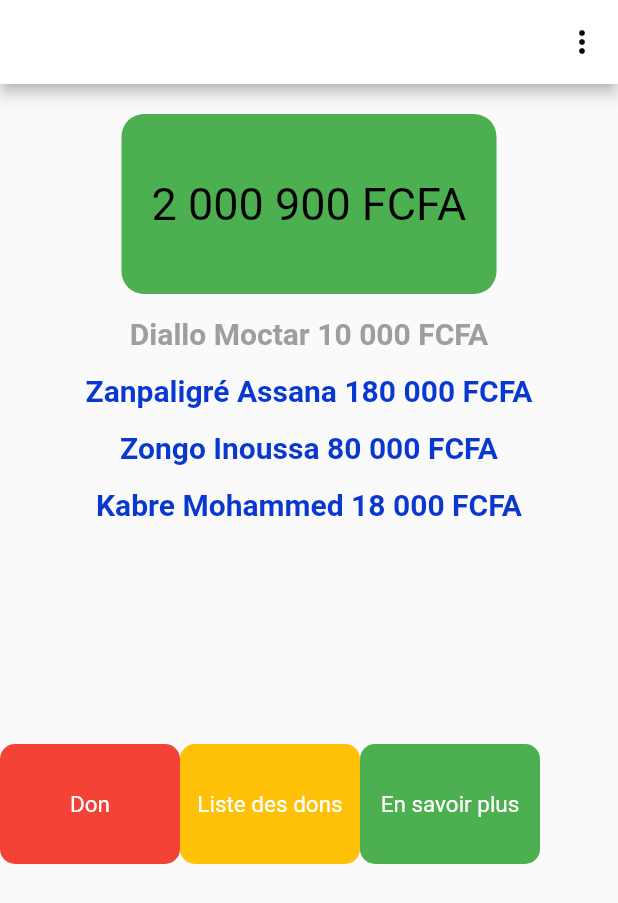
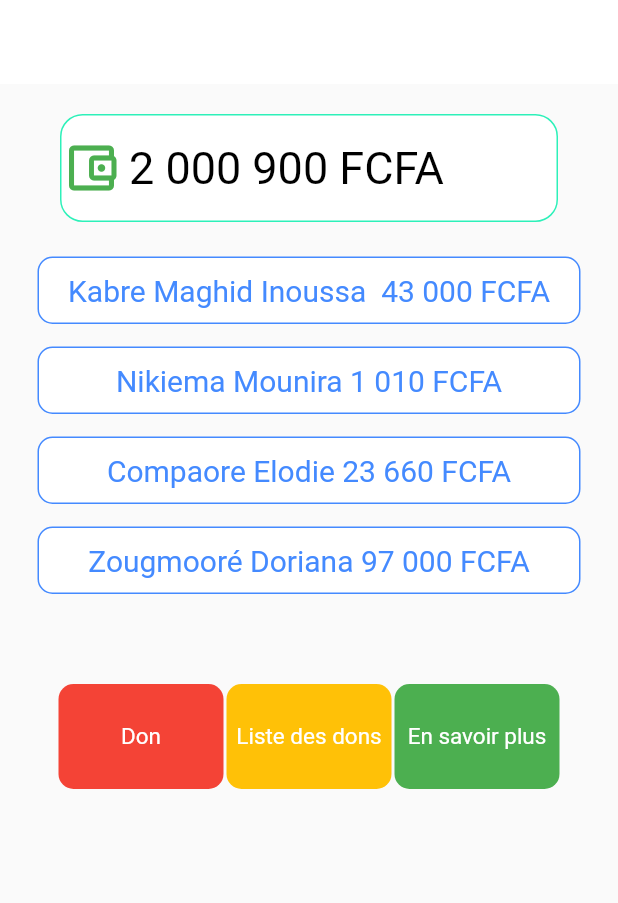
Before and after one commit to Raoul-cpr/projet-unib, a Flutter app: the screen it shows after launch, after a tap on "Valider", on a phone screen of 412 x 824 dp. Shown: the top 903 px of the screen. Run offline on Flutter 3.47's test engine with Material 2 defaults, Android fonts, the phone set to English and light mode, and no system bars.

Commit message:
amelioration de la page

```diff
--- a/lib/main.dart
+++ b/lib/main.dart
@@ -81,7 +81,16 @@
               const SizedBox(
                 height: 45,
               ),
-              Container(
+              InkWell(
+                onTap: () {
+                  Navigator.push(
+                    context,
+                    MaterialPageRoute(
+                      builder: (context) => const Paged(),
+                    ),
+                  );
+                },
+                child: Container(
                   height: 50,
                   width: 300,
                   decoration: BoxDecoration(
@@ -91,15 +100,6 @@
                     ),
                   ),
                   alignment: Alignment.center,
-                child: InkWell(
-                  onTap: () {
-                    Navigator.push(
-                      context,
-                      MaterialPageRoute(
-                        builder: (context) => const Paged(),
-                      ),
-                    );
-                  },
                   child: Text(
                     "Valider",
                     style: TextStyle(
--- a/lib/page.dart
+++ b/lib/page.dart
@@ -12,16 +12,8 @@ class _PagedState extends State<Paged> {
   Widget build(BuildContext context) {
     return Scaffold(
       appBar: AppBar(
+        elevation: 0,
         backgroundColor: Colors.white,
-        actions: [
-          IconButton(
-            onPressed: () {},
-            icon: Icon(
-              Icons.more_vert,
-              color: Colors.black,
-            ),
-          ),
-        ],
       ),
       body: Container(
         child: Column(
@@ -30,19 +22,39 @@ class _PagedState extends State<Paged> {
               height: 20,
             ),
             Container(
-              height: 120,
-              width: 250,
+              //height: 120,
+              //width: 250,
+              margin: const EdgeInsets.symmetric(horizontal: 40),
+              padding: const EdgeInsets.symmetric(vertical: 15),
               decoration: BoxDecoration(
-                color: Colors.green,
+                border: Border.all(
+                  color: Color.fromARGB(233, 25, 239, 178),
+                ),
+                color: Colors.white,
                 borderRadius: BorderRadius.all(
                   Radius.circular(15),
                 ),
               ),
               alignment: Alignment.center,
-              child: Text(
+              child: Row(
+                children: [
+                  Icon(
+                    Icons.account_balance_wallet_outlined,
+                    color: Colors.green,
+                    size: 40,
+                  ),
+                  const SizedBox(
+                    width: 5,
+                  ),
+                  Text(
                     "2 000 900 FCFA",
                     style: TextStyle(color: Colors.black, fontSize: 30),
                   ),
+                ],
+              ),
+            ),
+            const SizedBox(
+              height: 8,
             ),
             Container(
               padding: const EdgeInsets.symmetric(horizontal: 25),
@@ -53,45 +65,105 @@ class _PagedState extends State<Paged> {
                   const SizedBox(
                     height: 15,
                   ),
-                  Text(
-                    "Diallo Moctar 10 000 FCFA",
+                  Container(
+                    //height: 30,
+                    alignment: Alignment.center,
+                    decoration: BoxDecoration(
+                      color: Colors.white,
+                      border: Border.all(
+                        color: Colors.blueAccent,
+                        width: 1,
+                      ),
+                      borderRadius: BorderRadius.all(
+                        Radius.circular(10),
+                      ),
+                    ),
+                    padding: const EdgeInsets.all(10),
+                    child: Text(
+                      "Kabre Maghid Inoussa  43 000 FCFA",
                       style: TextStyle(
-                      color: Colors.grey,
-                      fontWeight: FontWeight.bold,
+                        color: Colors.blueAccent,
+                        //fontWeight: FontWeight.bold,
                         fontSize: 20,
+                      ),
                     ),
                   ),
                   const SizedBox(
                     height: 15,
                   ),
-                  Text(
-                    "Zanpaligré Assana 180 000 FCFA",
+                  Container(
+                    //height: 30,
+                    alignment: Alignment.center,
+                    decoration: BoxDecoration(
+                      color: Colors.white,
+                      border: Border.all(
+                        color: Colors.blueAccent,
+                        width: 1,
+                      ),
+                      borderRadius: BorderRadius.all(
+                        Radius.circular(10),
+                      ),
+                    ),
+                    padding: const EdgeInsets.all(10),
+                    child: Text(
+                      "Nikiema Mounira 1 010 FCFA",
                       style: TextStyle(
-                      color: Color.fromARGB(255, 9, 56, 208),
-                      fontWeight: FontWeight.bold,
+                        color: Colors.blueAccent,
+                        //fontWeight: FontWeight.bold,
                         fontSize: 20,
+                      ),
                     ),
                   ),
                   const SizedBox(
                     height: 15,
                   ),
-                  Text(
-                    "Zongo Inoussa 80 000 FCFA",
+                  Container(
+                    //height: 30,
+                    alignment: Alignment.center,
+                    decoration: BoxDecoration(
+                      color: Colors.white,
+                      border: Border.all(
+                        color: Colors.blueAccent,
+                        width: 1,
+                      ),
+                      borderRadius: BorderRadius.all(
+                        Radius.circular(10),
+                      ),
+                    ),
+                    padding: const EdgeInsets.all(10),
+                    child: Text(
+                      "Compaore Elodie 23 660 FCFA",
                       style: TextStyle(
-                      color: Color.fromARGB(255, 9, 56, 208),
-                      fontWeight: FontWeight.bold,
+                        color: Colors.blueAccent,
+                        //fontWeight: FontWeight.bold,
                         fontSize: 20,
+                      ),
                     ),
                   ),
                   const SizedBox(
                     height: 15,
                   ),
-                  Text(
-                    "Kabre Mohammed 18 000 FCFA",
+                  Container(
+                    // height: 30,
+                    alignment: Alignment.center,
+                    decoration: BoxDecoration(
+                      color: Colors.white,
+                      border: Border.all(
+                        color: Colors.blueAccent,
+                        width: 1,
+                      ),
+                      borderRadius: BorderRadius.all(
+                        Radius.circular(10),
+                      ),
+                    ),
+                    padding: const EdgeInsets.all(10),
+                    child: Text(
+                      "Zougmooré Doriana 97 000 FCFA",
                       style: TextStyle(
-                      color: Color.fromARGB(255, 9, 56, 208),
-                      fontWeight: FontWeight.bold,
+                        color: Colors.blueAccent,
+                        //fontWeight: FontWeight.bold,
                         fontSize: 20,
+                      ),
                     ),
                   ),
                 ],
@@ -99,11 +171,12 @@ class _PagedState extends State<Paged> {
             ),
             Row(
               crossAxisAlignment: CrossAxisAlignment.center,
+              mainAxisAlignment: MainAxisAlignment.center,
               children: [
                 Container(
                   //padding: const EdgeInsets.symmetric(),
-                  height: 80,
-                  width: 120,
+                  height: 70,
+                  width: 110,
                   decoration: BoxDecoration(
                     color: Colors.red,
                     borderRadius: BorderRadius.all(
@@ -119,10 +192,13 @@ class _PagedState extends State<Paged> {
                     ),
                   ),
                 ),
+                const SizedBox(
+                  width: 2,
+                ),
                 Container(
                   //padding: const EdgeInsets.symmetric(),
-                  height: 80,
-                  width: 120,
+                  height: 70,
+                  width: 110,
                   decoration: BoxDecoration(
                     color: Colors.amber,
                     borderRadius: BorderRadius.all(
@@ -138,10 +214,13 @@ class _PagedState extends State<Paged> {
                     ),
                   ),
                 ),
+                const SizedBox(
+                  width: 2,
+                ),
                 Container(
                   //padding: const EdgeInsets.symmetric(),
-                  height: 80,
-                  width: 120,
+                  height: 70,
+                  width: 110,
                   decoration: BoxDecoration(
                     color: Colors.green,
                     borderRadius: BorderRadius.all(
```
Lines whose indentation alone changed are shown as unchanged.
